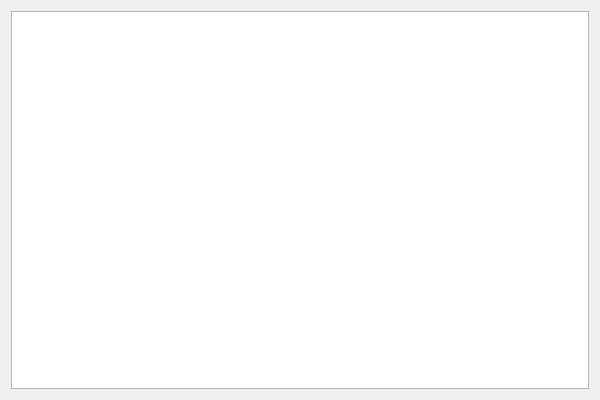
Qt form src/qt/dashboardarrangedialog.ui (RadekManak/icp-proj) before a commit.
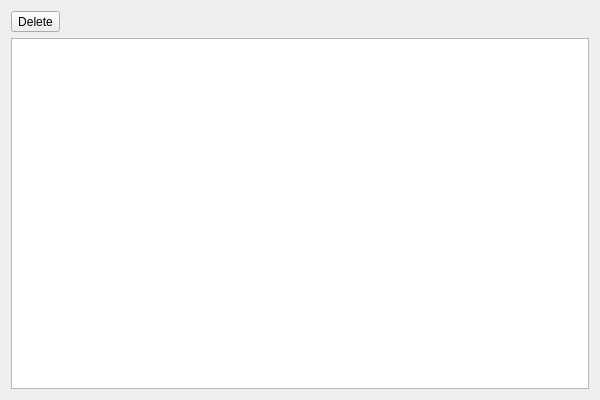
The same form after that commit.

Patch:
```diff
--- a/src/qt/dashboardarrangedialog.ui
+++ b/src/qt/dashboardarrangedialog.ui
@@ -14,6 +14,30 @@
    <string>Dashboard Settings</string>
   </property>
   <layout class="QVBoxLayout" name="verticalLayout">
+   <item>
+    <layout class="QHBoxLayout" name="horizontalLayout">
+     <item>
+      <widget class="QToolButton" name="toolButton">
+       <property name="text">
+        <string>Delete</string>
+       </property>
+      </widget>
+     </item>
+     <item>
+      <spacer name="horizontalSpacer">
+       <property name="orientation">
+        <enum>Qt::Horizontal</enum>
+       </property>
+       <property name="sizeHint" stdset="0">
+        <size>
+         <width>40</width>
+         <height>20</height>
+        </size>
+       </property>
+      </spacer>
+     </item>
+    </layout>
+   </item>
    <item>
     <widget class="QTableView" name="tableView"/>
    </item>
```
